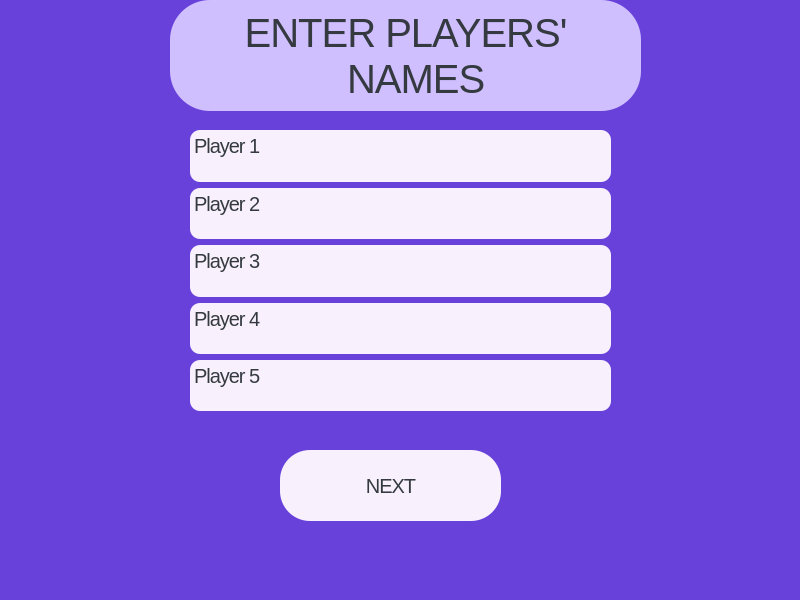
Before: the Qt Designer form playersnameswindow.ui in arturgesiarz/Magic_Dice, drawn with Qt 5.
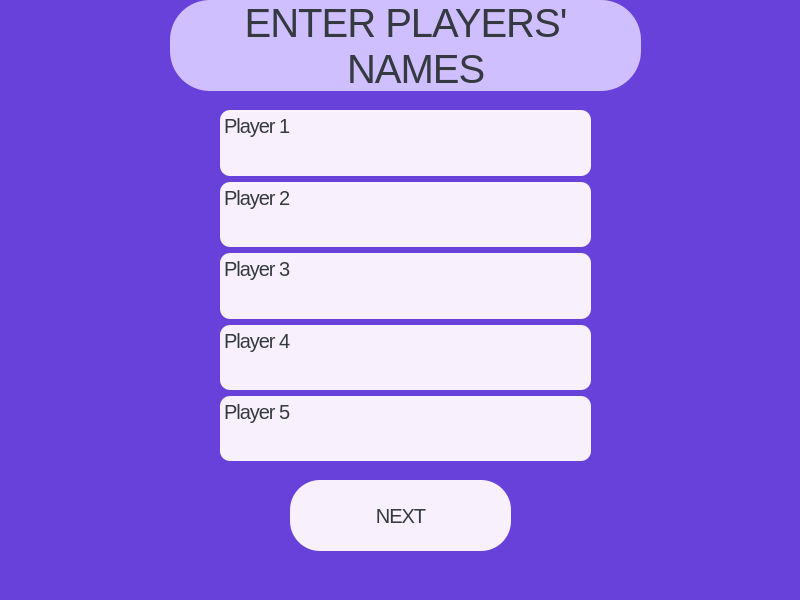
After: the same form once the commit is applied.

What changed in the file:
```diff
--- a/playersnameswindow.ui
+++ b/playersnameswindow.ui
@@ -17,35 +17,13 @@
    <string notr="true">background-color: #6741d9;</string>
   </property>
   <widget class="QWidget" name="centralwidget">
-   <widget class="QPushButton" name="pushButton">
-    <property name="geometry">
-     <rect>
-      <x>280</x>
-      <y>450</y>
-      <width>221</width>
-      <height>71</height>
-     </rect>
-    </property>
-    <property name="styleSheet">
-     <string notr="true">background-color: #f8f0fc;
-color: #343a40;
-font: 20px;
-line-height: 1;
-letter-spacing: -1px;
-border-radius: 30px;
-</string>
-    </property>
-    <property name="text">
-     <string>NEXT</string>
-    </property>
-   </widget>
    <widget class="QLabel" name="label">
     <property name="geometry">
      <rect>
       <x>170</x>
       <y>0</y>
       <width>471</width>
-      <height>111</height>
+      <height>91</height>
      </rect>
     </property>
     <property name="styleSheet">
@@ -67,10 +45,10 @@
    <widget class="QWidget" name="verticalLayoutWidget">
     <property name="geometry">
      <rect>
-      <x>190</x>
-      <y>130</y>
-      <width>421</width>
-      <height>281</height>
+      <x>220</x>
+      <y>110</y>
+      <width>371</width>
+      <height>351</height>
      </rect>
     </property>
     <layout class="QVBoxLayout" name="verticalLayout">
@@ -95,6 +73,9 @@
 &lt;/style&gt;&lt;/head&gt;&lt;body style=&quot; font-family:'.AppleSystemUIFont'; font-size:20px; font-weight:400; font-style:normal; letter-spacing:-1px;&quot;&gt;
 &lt;p style=&quot; margin-top:0px; margin-bottom:0px; margin-left:0px; margin-right:0px; -qt-block-indent:0; text-indent:0px;&quot;&gt;&lt;span style=&quot; font-size:20px;&quot;&gt;Player 1&lt;/span&gt;&lt;/p&gt;&lt;/body&gt;&lt;/html&gt;</string>
        </property>
+       <property name="placeholderText">
+        <string/>
+       </property>
       </widget>
      </item>
      <item>
@@ -118,6 +99,9 @@
 &lt;/style&gt;&lt;/head&gt;&lt;body style=&quot; font-family:'.AppleSystemUIFont'; font-size:20px; font-weight:400; font-style:normal; letter-spacing:-1px;&quot;&gt;
 &lt;p style=&quot; margin-top:0px; margin-bottom:0px; margin-left:0px; margin-right:0px; -qt-block-indent:0; text-indent:0px;&quot;&gt;&lt;span style=&quot; font-size:20px;&quot;&gt;Player 2&lt;/span&gt;&lt;/p&gt;&lt;/body&gt;&lt;/html&gt;</string>
        </property>
+       <property name="placeholderText">
+        <string/>
+       </property>
       </widget>
      </item>
      <item>
@@ -141,6 +125,9 @@
 &lt;/style&gt;&lt;/head&gt;&lt;body style=&quot; font-family:'.AppleSystemUIFont'; font-size:20px; font-weight:400; font-style:normal; letter-spacing:-1px;&quot;&gt;
 &lt;p style=&quot; margin-top:0px; margin-bottom:0px; margin-left:0px; margin-right:0px; -qt-block-indent:0; text-indent:0px;&quot;&gt;&lt;span style=&quot; font-size:20px;&quot;&gt;Player 3&lt;/span&gt;&lt;/p&gt;&lt;/body&gt;&lt;/html&gt;</string>
        </property>
+       <property name="placeholderText">
+        <string/>
+       </property>
       </widget>
      </item>
      <item>
@@ -164,6 +151,9 @@
 &lt;/style&gt;&lt;/head&gt;&lt;body style=&quot; font-family:'.AppleSystemUIFont'; font-size:20px; font-weight:400; font-style:normal; letter-spacing:-1px;&quot;&gt;
 &lt;p style=&quot; margin-top:0px; margin-bottom:0px; margin-left:0px; margin-right:0px; -qt-block-indent:0; text-indent:0px;&quot;&gt;&lt;span style=&quot; font-size:20px;&quot;&gt;Player 4&lt;/span&gt;&lt;/p&gt;&lt;/body&gt;&lt;/html&gt;</string>
        </property>
+       <property name="placeholderText">
+        <string/>
+       </property>
       </widget>
      </item>
      <item>
@@ -187,10 +177,35 @@
 &lt;/style&gt;&lt;/head&gt;&lt;body style=&quot; font-family:'.AppleSystemUIFont'; font-size:20px; font-weight:400; font-style:normal; letter-spacing:-1px;&quot;&gt;
 &lt;p style=&quot; margin-top:0px; margin-bottom:0px; margin-left:0px; margin-right:0px; -qt-block-indent:0; text-indent:0px;&quot;&gt;&lt;span style=&quot; font-size:20px;&quot;&gt;Player 5&lt;/span&gt;&lt;/p&gt;&lt;/body&gt;&lt;/html&gt;</string>
        </property>
+       <property name="placeholderText">
+        <string/>
+       </property>
       </widget>
      </item>
     </layout>
    </widget>
+   <widget class="QPushButton" name="pushButton_2">
+    <property name="geometry">
+     <rect>
+      <x>290</x>
+      <y>480</y>
+      <width>221</width>
+      <height>71</height>
+     </rect>
+    </property>
+    <property name="styleSheet">
+     <string notr="true">background-color: #f8f0fc;
+color: #343a40;
+font: 20px;
+line-height: 1;
+letter-spacing: -1px;
+border-radius: 30px;
+</string>
+    </property>
+    <property name="text">
+     <string>NEXT</string>
+    </property>
+   </widget>
   </widget>
   <widget class="QMenuBar" name="menubar">
    <property name="geometry">
```
